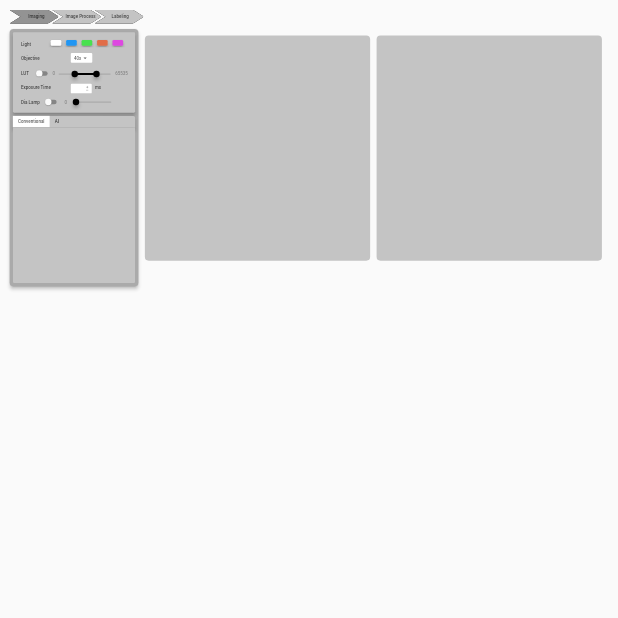
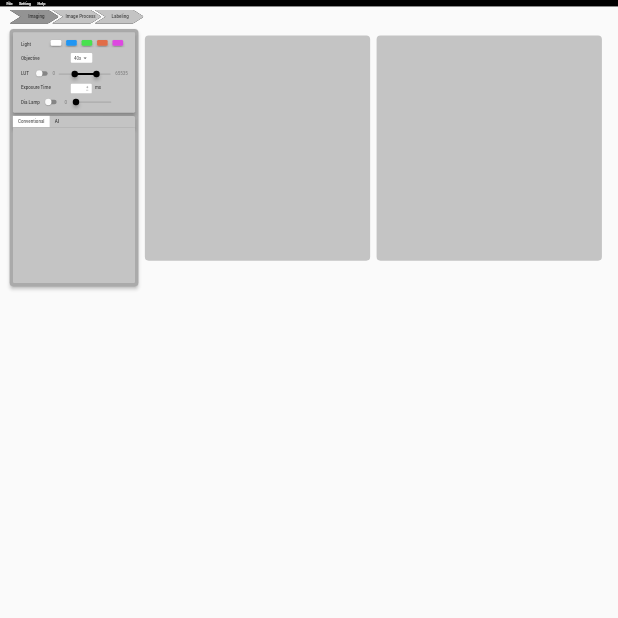
Before and after one commit to JamesKai/syncell_ux, a Flutter app: the ProcessPage screen opened directly, on a phone screen of 412 x 824 dp, the top half of it. Run offline on Flutter 3.47's test engine with Material 2 defaults, Android fonts, the phone set to English and light mode, and no system bars; our stand-ins replace get, google_fonts, responsive_framework; missing offline and left inert: control_pad; network calls fail.

Commit message:
comment out get.back()

```diff
--- a/lib/components/popup_menu_button.dart
+++ b/lib/components/popup_menu_button.dart
@@ -14,7 +14,7 @@ class TopPopupMenuButton extends StatelessWidget {
     return PopupMenuButton(
       offset: Offset(0, 100),
       onCanceled: () {
-        Get.back();
+        // Get.back(closeOverlays: true);
       },
       child: Text(
         name,
--- a/lib/components/top_menu_bar.dart
+++ b/lib/components/top_menu_bar.dart
@@ -13,15 +13,27 @@ class TopMenuBar extends StatelessWidget {
         color: Colors.black,
         child: Row(
           children: [
-            TopPopupMenuButton(name: 'File'),
             SizedBox(
               width: 20,
             ),
-            TopPopupMenuButton(name: 'Setting'),
+            TopPopupMenuButton(
+              name: 'File',
+              color: Colors.white,
+            ),
             SizedBox(
               width: 20,
             ),
-            TopPopupMenuButton(name: 'Help')
+            TopPopupMenuButton(
+              name: 'Setting',
+              color: Colors.white,
+            ),
+            SizedBox(
+              width: 20,
+            ),
+            TopPopupMenuButton(
+              name: 'Help',
+              color: Colors.white,
+            )
           ],
         ),
       ),
--- a/lib/labeling_page.dart
+++ b/lib/labeling_page.dart
@@ -2,6 +2,7 @@ import 'package:flutter/material.dart';
 
 import 'components/page_bar.dart';
 import 'components/setting_card.dart';
+import 'components/top_menu_bar.dart';
 
 class LabelingPage extends StatefulWidget {
   LabelingPage({Key key, this.title}) : super(key: key);
@@ -42,7 +43,8 @@ class _LabelingPageState extends State<LabelingPage> {
                       children: [],
                     ),
                   ]),
-                )
+                ),
+                Positioned(top: 0, left: 0, child: TopMenuBar())
               ],
             )),
       ),
--- a/lib/main.dart
+++ b/lib/main.dart
@@ -3,9 +3,7 @@ import 'package:flutter_desktop1/components/bottom_bar_card.dart';
 import 'package:flutter_desktop1/components/control_pad_card.dart';
 import 'package:flutter_desktop1/components/image_frame.dart';
 import 'package:flutter_desktop1/components/page_bar.dart';
-import 'package:flutter_desktop1/components/popup_menu_button.dart';
 import 'package:flutter_desktop1/components/top_menu_bar.dart';
-
 import 'package:get/get.dart';
 import 'package:responsive_framework/responsive_framework.dart';
 import 'components/setting_card.dart';
--- a/lib/process_page.dart
+++ b/lib/process_page.dart
@@ -6,6 +6,7 @@ import 'package:get/get.dart';
 
 import 'components/image_frame.dart';
 import 'components/page_bar.dart';
+import 'components/top_menu_bar.dart';
 
 class ProcessPage extends StatefulWidget {
   ProcessPage({Key key, this.title}) : super(key: key);
@@ -49,7 +50,8 @@ class _ProcessPageState extends State<ProcessPage> {
                   ]),
                 ),
                 Positioned(top: 110, left: 450, child: ImageFrame()),
-                Positioned(top: 110, left: 1170, child: ImageFrame())
+                Positioned(top: 110, left: 1170, child: ImageFrame()),
+                Positioned(top: 0, left: 0, child: TopMenuBar())
               ],
             )),
       ),
```
